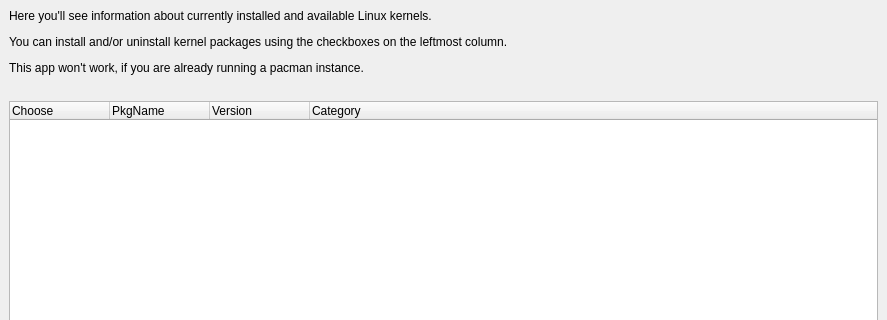
Above: src/km-window.ui from CachyOS/kernel-manager before the change; both pictures show x 0 to 887 and y 0 to 320 of the 887 by 544 pixel window. Below: the same form after it.
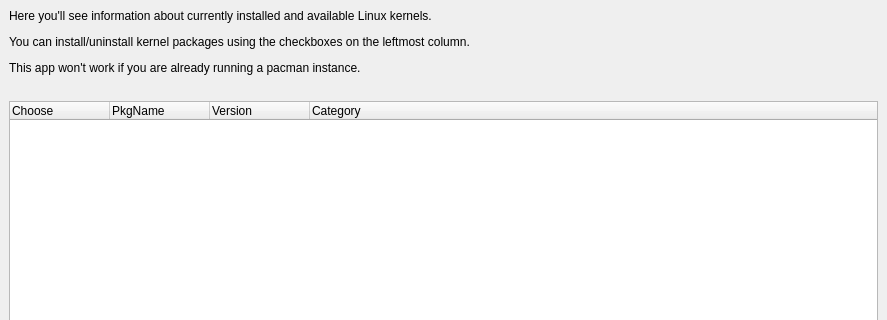
That is the form after the change. Icons and pictures are not drawn.

```diff
--- a/src/km-window.ui
+++ b/src/km-window.ui
@@ -28,8 +28,8 @@
        <string>&lt;html&gt;
 &lt;body&gt;
 &lt;p&gt;Here you'll see information about currently installed and available Linux kernels.&lt;/p&gt;
-&lt;p&gt;You can install and/or uninstall kernel packages using the checkboxes on the leftmost column.&lt;/p&gt;
-&lt;p&gt;This app won't work, if you are already running a pacman instance.&lt;/p&gt;
+&lt;p&gt;You can install/uninstall kernel packages using the checkboxes on the leftmost column.&lt;/p&gt;
+&lt;p&gt;This app won't work if you are already running a pacman instance.&lt;/p&gt;
 &lt;/body&gt;
 &lt;/html&gt;</string>
       </property>
```
